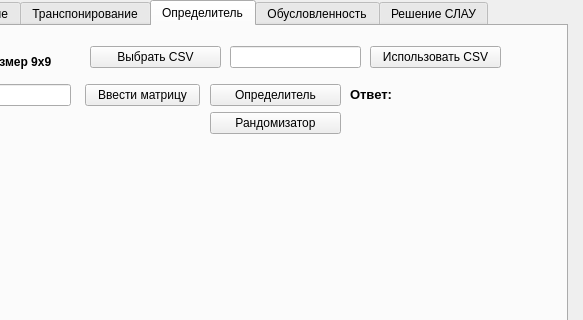
Qt form calc_ui.ui (SMALA-comand/Matrix_calculator) before a commit; both pictures show x 132 to 715 and y 0 to 320 of the 715 by 525 pixel window.
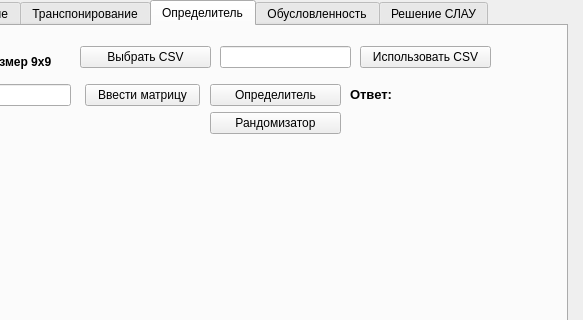
The same form after that commit. The open tabs and pages were chosen to show the change.

Commit message: Мат. выражения работают только для двух слагаемых

Patch:
```diff
--- a/calc_ui.ui
+++ b/calc_ui.ui
@@ -474,7 +474,7 @@
      <widget class="QPushButton" name="pushButton_15">
       <property name="geometry">
        <rect>
-        <x>500</x>
+        <x>490</x>
         <y>20</y>
         <width>131</width>
         <height>22</height>
@@ -490,7 +490,7 @@
      <widget class="QLineEdit" name="lineEdit_8">
       <property name="geometry">
        <rect>
-        <x>360</x>
+        <x>350</x>
         <y>20</y>
         <width>131</width>
         <height>22</height>
@@ -500,7 +500,7 @@
      <widget class="QPushButton" name="pushButton_16">
       <property name="geometry">
        <rect>
-        <x>220</x>
+        <x>210</x>
         <y>20</y>
         <width>131</width>
         <height>22</height>
```
Left out of the diff: 2 changed lines with no effect on the pictures. The commit also changes 1 other file.
